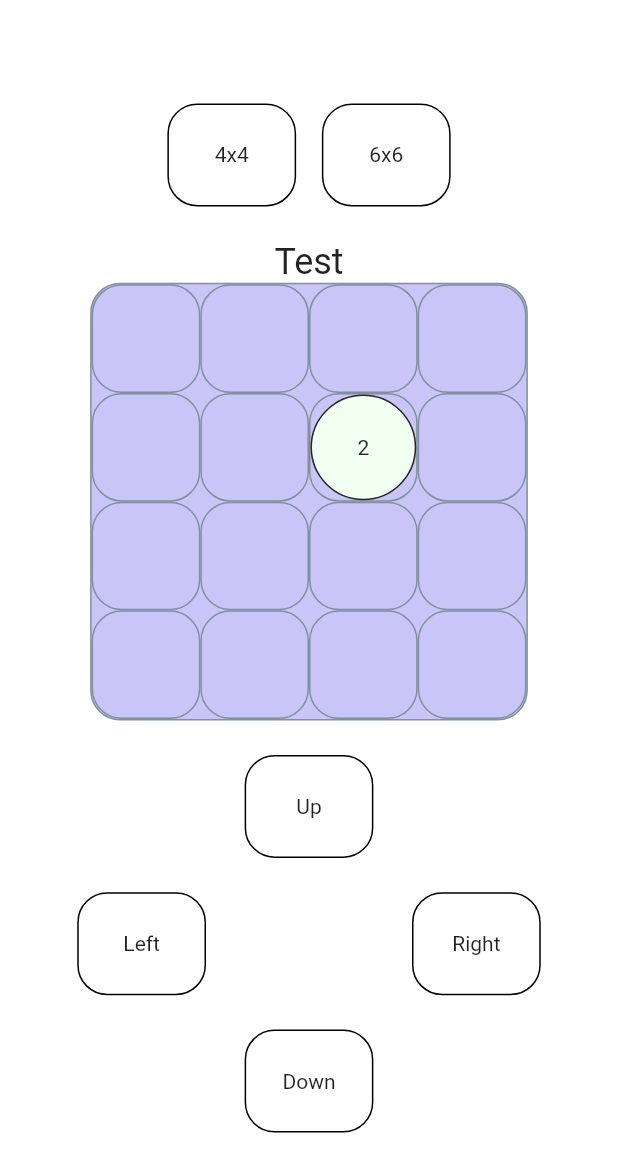
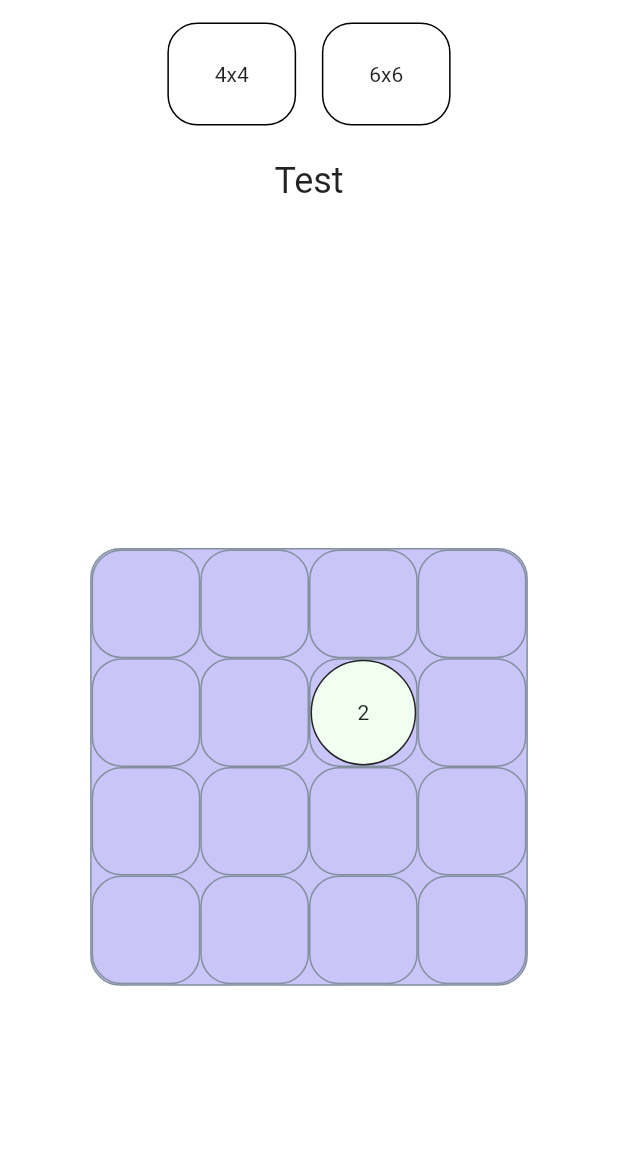
Before and after one commit to include9it/flutter_mini_games, a Flutter app: the screen it shows after launch, on a phone screen of 412 x 824 dp. Shown: the top 1172 px of the screen. Run offline on Flutter 3.47's test engine with Material 2 defaults, Android fonts, the phone set to English and light mode, and no system bars; our stand-ins replace bloc, flutter_bloc, freezed_annotation, logger.

Commit message:
updated gradle and kotlin versions in native side updated distributionUrl in gradle-wrapper.properties moved play_app_bar.dart as separate widget added swipe_detector.dart added swipe_detector_config.dart removed old swipe detector code refactor

```diff
--- a/lib/screens/play_screen/blocs/play_screen_cubit.dart
+++ b/lib/screens/play_screen/blocs/play_screen_cubit.dart
@@ -1,6 +1,7 @@
 import 'package:bloc/bloc.dart';
 import 'package:flutter_mini_games/screens/play_screen/blocs/play_screen_state.dart';
 
+@deprecated
 class PlayScreenCubit extends Cubit<PlayScreenState> {
   PlayScreenCubit() : super(const PlayScreenState.initial());
 }
--- a/lib/screens/play_screen/blocs/play_screen_state.dart
+++ b/lib/screens/play_screen/blocs/play_screen_state.dart
@@ -2,6 +2,7 @@ import 'package:freezed_annotation/freezed_annotation.dart';
 
 part 'play_screen_state.freezed.dart';
 
+@deprecated
 @freezed
 class PlayScreenState with _$PlayScreenState {
   const factory PlayScreenState.initial() = InitialPlayScreenState;
--- a/lib/screens/play_screen/play_screen.dart
+++ b/lib/screens/play_screen/play_screen.dart
@@ -1,28 +1,65 @@
-import 'package:flutter/cupertino.dart';
+import 'package:flutter/material.dart';
 import 'package:flutter_bloc/flutter_bloc.dart';
-import 'package:flutter_mini_games/screens/play_screen/blocs/play_screen_cubit.dart';
+import 'package:flutter_mini_games/widgets/game_2048_widget/blocs/play_board_cubit.dart';
+import 'package:flutter_mini_games/widgets/game_2048_widget/blocs/play_board_state.dart';
 import 'package:flutter_mini_games/widgets/game_2048_widget/play_board.dart';
+import 'package:flutter_mini_games/widgets/game_2048_widget/widgets/play_app_bar.dart';
+import 'package:flutter_mini_games/widgets/interaction/swipe_detector/swipe_detector.dart';
 import 'package:flutter_mini_games/widgets/play_scaffold/play_scaffold.dart';
 
 class PlayScreen extends StatelessWidget {
   static Size? screenSize;
+  final int width;
+  final int height;
 
-  const PlayScreen({Key? key}) : super(key: key);
+  const PlayScreen({
+    Key? key,
+    this.width = 4,
+    this.height = 4,
+  }) : super(key: key);
 
   @override
   Widget build(BuildContext context) {
-    PlayScreen.screenSize = MediaQuery.of(context).size;
+    PlayScreen.screenSize = MediaQuery
+        .of(context)
+        .size;
 
     return PlayScaffold(builder: (theme) {
       return BlocProvider(
-        create: (context) => PlayScreenCubit(),
-        child: Center(
-          child: Column(
-            mainAxisAlignment: MainAxisAlignment.center,
-            children: const [
-              PlayBoard(),
-            ],
-          ),
+        create: (context) =>
+            PlayBoardCubit(
+              width: width,
+              height: height,
+            ),
+        child: BlocBuilder<PlayBoardCubit, PlayBoardState>(
+          builder: (context, state) {
+            final PlayBoardCubit playBoardCubit =
+            context.read<PlayBoardCubit>();
+            return Center(
+              child: Padding(
+                padding:
+                const EdgeInsets.symmetric(horizontal: 15.0, vertical: 15.0),
+                child: SwipeDetector(
+                  onSwipeUp: () => playBoardCubit.swipeUp(),
+                  onSwipeDown: () => playBoardCubit.swipeDown(),
+                  onSwipeLeft: () => playBoardCubit.swipeLeft(),
+                  onSwipeRight: () => playBoardCubit.swipeRight(),
+                  child: Column(
+                    children: const [
+                      Flexible(
+                        fit: FlexFit.tight,
+                        child: PlayAppBar(),
+                      ),
+                      Flexible(
+                        flex: 3,
+                        child: Center(child: PlayBoard()),
+                      ),
+                    ],
+                  ),
+                ),
+              ),
+            );
+          },
         ),
       );
     });
--- a/lib/widgets/game_2048_widget/blocs/play_board_cubit.dart
+++ b/lib/widgets/game_2048_widget/blocs/play_board_cubit.dart
@@ -1,6 +1,4 @@
 import 'package:bloc/bloc.dart';
-import 'package:flutter/material.dart';
-import 'package:flutter_mini_games/services/2048/play_2048_generator.dart';
 import 'package:flutter_mini_games/services/2048/play_2048_transition.dart';
 import 'package:flutter_mini_games/services/helpers/log_helper.dart';
 import 'package:flutter_mini_games/widgets/game_2048_widget/blocs/play_board_state.dart';
@@ -60,11 +58,11 @@ class PlayBoardCubit extends Cubit<PlayBoardState> {
     //   return;
     // }
 
-    if(hasBig && state.gridHeight == 6) {
+    if (hasBig && state.gridHeight == 6) {
       return;
     }
 
-    if(!hasBig && state.gridHeight == 4) {
+    if (!hasBig && state.gridHeight == 4) {
       return;
     }
 
--- a/lib/widgets/game_2048_widget/play_board.dart
+++ b/lib/widgets/game_2048_widget/play_board.dart
@@ -4,10 +4,8 @@ import 'package:flutter_mini_games/app_state/theme/app_theme_cubit.dart';
 import 'package:flutter_mini_games/widgets/game_2048_widget/blocs/play_board_cubit.dart';
 import 'package:flutter_mini_games/widgets/game_2048_widget/blocs/play_board_state.dart';
 import 'package:flutter_mini_games/config/visual.dart';
-import 'package:flutter_mini_games/widgets/game_2048_widget/buttons/play_control_button.dart';
-import 'package:flutter_mini_games/widgets/game_2048_widget/buttons/play_control_buttons.dart';
 import 'package:flutter_mini_games/widgets/game_2048_widget/play_board_grid.dart';
-import 'package:flutter_mini_games/widgets/interaction/swipe_detector.dart';
+import 'package:flutter_mini_games/widgets/interaction/swipe_detector/swipe_detector.dart';
 
 class PlayBoard extends StatelessWidget {
   final int width;
@@ -23,47 +21,9 @@ class PlayBoard extends StatelessWidget {
   Widget build(BuildContext context) {
     return BlocBuilder<AppThemeCubit, AppThemeState>(
       builder: (context, theme) {
-        return BlocProvider(
-          create: (context) => PlayBoardCubit(
-            width: width,
-            height: height,
-          ),
-          child: BlocBuilder<PlayBoardCubit, PlayBoardState>(
+        return BlocBuilder<PlayBoardCubit, PlayBoardState>(
           builder: (context, state) {
-              final PlayBoardCubit playBoardCubit =
-                  context.read<PlayBoardCubit>();
-
-              return SwipeDetector(
-                // onSwipeUp: () => playBoardCubit.swipeUp(),
-                // onSwipeDown: () => playBoardCubit.swipeDown(),
-                // onSwipeLeft: () => playBoardCubit.swipeLeft(),
-                // onSwipeRight: () => playBoardCubit.swipeRight(),
-                child: Column(
-                  children: [
-                    Row(
-                      mainAxisAlignment: MainAxisAlignment.center,
-                      children: [
-                        PlayControlButton(
-                          onTap: () => playBoardCubit.reset(),
-                          value: '4x4',
-                        ),
-                        SizedBox(
-                          width: relativeToDesignPixels(15),
-                        ),
-                        PlayControlButton(
-                          onTap: () => playBoardCubit.reset(hasBig: true),
-                          value: '6x6',
-                        ),
-                      ],
-                    ),
-                    SizedBox(
-                      height: relativeToDesignPixels(20),
-                    ),
-                    const Text(
-                      'Test',
-                      style: TextStyle(fontSize: 24),
-                    ),
-                    Container(
+            return Container(
               width: relativeToDesignPixels(255),
               height: relativeToDesignPixels(255),
               decoration: BoxDecoration(
@@ -76,16 +36,8 @@ class PlayBoard extends StatelessWidget {
               child: PlayBoardGrid(
                 grid: state.filledGrid,
               ),
-                    ),
-                    SizedBox(
-                      height: relativeToDesignPixels(20),
-                    ),
-                    const PlayControlButtons(),
-                  ],
-                ),
             );
           },
-          ),
         );
       },
     );
--- /dev/null
+++ b/lib/widgets/game_2048_widget/widgets/play_app_bar.dart
@@ -0,0 +1,46 @@
+import 'package:flutter/material.dart';
+import 'package:flutter_bloc/flutter_bloc.dart';
+import 'package:flutter_mini_games/config/visual.dart';
+import 'package:flutter_mini_games/widgets/game_2048_widget/blocs/play_board_cubit.dart';
+import 'package:flutter_mini_games/widgets/game_2048_widget/blocs/play_board_state.dart';
+import 'package:flutter_mini_games/widgets/game_2048_widget/buttons/play_control_button.dart';
+
+class PlayAppBar extends StatelessWidget {
+  const PlayAppBar({Key? key}) : super(key: key);
+
+  @override
+  Widget build(BuildContext context) {
+    return BlocBuilder<PlayBoardCubit, PlayBoardState>(
+      builder: (context, state) {
+        final PlayBoardCubit playBoardCubit = context.read<PlayBoardCubit>();
+        return Column(
+          children: [
+            Row(
+              mainAxisAlignment: MainAxisAlignment.center,
+              children: [
+                PlayControlButton(
+                  onTap: () => playBoardCubit.reset(),
+                  value: '4x4',
+                ),
+                SizedBox(
+                  width: relativeToDesignPixels(15),
+                ),
+                PlayControlButton(
+                  onTap: () => playBoardCubit.reset(hasBig: true),
+                  value: '6x6',
+                ),
+              ],
+            ),
+            SizedBox(
+              height: relativeToDesignPixels(20),
+            ),
+            const Text(
+              'Test',
+              style: TextStyle(fontSize: 24),
+            ),
+          ],
+        );
+      },
+    );
+  }
+}
--- a/lib/widgets/interaction/swipe_detector.dart
+++ /dev/null
@@ -1,52 +0,0 @@
-import 'package:flutter/cupertino.dart';
-
-class SwipeDetector extends StatelessWidget {
-  final Widget child;
-
-  // // Note: Sensitivity is integer used when you don't want to mess up vertical drag
-  final int sensitivity;
-
-  final VoidCallback? onSwipeLeft;
-  final VoidCallback? onSwipeRight;
-  final VoidCallback? onSwipeUp;
-  final VoidCallback? onSwipeDown;
-
-  const SwipeDetector({
-    Key? key,
-    required this.child,
-    this.sensitivity = 1,
-    this.onSwipeDown,
-    this.onSwipeLeft,
-    this.onSwipeRight,
-    this.onSwipeUp,
-  }) : super(key: key);
-
-  @override
-  Widget build(BuildContext context) {
-    return GestureDetector(
-      onHorizontalDragUpdate: onHorizontalSwipe,
-      onVerticalDragUpdate: onVerticalSwipe,
-      child: child,
-    );
-  }
-
-  void onHorizontalSwipe(DragUpdateDetails details) {
-    if (onSwipeLeft == null || onSwipeRight == null) return;
-
-    if (details.delta.direction > sensitivity) {
-      onSwipeLeft!();
-    } else if (details.delta.direction < -sensitivity) {
-      onSwipeRight!();
-    }
-  }
-
-  void onVerticalSwipe(DragUpdateDetails details) {
-    if (onSwipeUp == null || onSwipeDown == null) return;
-
-    if (details.delta.direction > sensitivity) {
-      onSwipeDown!();
-    } else if (details.delta.direction < -sensitivity) {
-      onSwipeUp!();
-    }
-  }
-}
--- /dev/null
+++ b/lib/widgets/interaction/swipe_detector/swipe_detector.dart
@@ -0,0 +1,101 @@
+import 'package:flutter/material.dart';
+import 'package:flutter_mini_games/widgets/interaction/swipe_detector/swipe_detector_config.dart';
+
+class SwipeDetector extends StatelessWidget {
+  final Widget child;
+  final Function? onSwipeUp;
+  final Function? onSwipeDown;
+  final Function? onSwipeLeft;
+  final Function? onSwipeRight;
+  late final SwipeConfig _swipeConfig;
+
+  SwipeDetector({
+    Key? key,
+    required this.child,
+    this.onSwipeUp,
+    this.onSwipeDown,
+    this.onSwipeLeft,
+    this.onSwipeRight,
+    SwipeConfig? swipeConfig,
+  }) : super(key: key) {
+    _swipeConfig = swipeConfig ?? SwipeConfig();
+  }
+
+  @override
+  Widget build(BuildContext context) {
+    //Vertical drag details
+    late DragStartDetails startVerticalDragDetails;
+    late DragUpdateDetails updateVerticalDragDetails;
+
+    //Horizontal drag details
+    late DragStartDetails startHorizontalDragDetails;
+    late DragUpdateDetails updateHorizontalDragDetails;
+
+    return GestureDetector(
+      child: child,
+      onVerticalDragStart: (dragDetails) {
+        startVerticalDragDetails = dragDetails;
+      },
+      onVerticalDragUpdate: (dragDetails) {
+        updateVerticalDragDetails = dragDetails;
+      },
+      onVerticalDragEnd: (endDetails) {
+        double dx = updateVerticalDragDetails.globalPosition.dx -
+            startVerticalDragDetails.globalPosition.dx;
+        double dy = updateVerticalDragDetails.globalPosition.dy -
+            startVerticalDragDetails.globalPosition.dy;
+        double? velocity = endDetails.primaryVelocity;
+
+        if (velocity == null) return;
+
+        //Convert values to be positive
+        if (dx < 0) dx = -dx;
+        if (dy < 0) dy = -dy;
+        double positiveVelocity = velocity < 0 ? -velocity : velocity;
+
+        if (dx > _swipeConfig.verticalSwipeMaxWidthThreshold) return;
+        if (dy < _swipeConfig.verticalSwipeMinDisplacement) return;
+        if (positiveVelocity < _swipeConfig.verticalSwipeMinVelocity) return;
+
+        if (velocity < 0) {
+          //Swipe Up
+          onSwipeUp?.call();
+        } else {
+          //Swipe Down
+          onSwipeDown?.call();
+        }
+      },
+      onHorizontalDragStart: (dragDetails) {
+        startHorizontalDragDetails = dragDetails;
+      },
+      onHorizontalDragUpdate: (dragDetails) {
+        updateHorizontalDragDetails = dragDetails;
+      },
+      onHorizontalDragEnd: (endDetails) {
+        double dx = updateHorizontalDragDetails.globalPosition.dx -
+            startHorizontalDragDetails.globalPosition.dx;
+        double dy = updateHorizontalDragDetails.globalPosition.dy -
+            startHorizontalDragDetails.globalPosition.dy;
+        double? velocity = endDetails.primaryVelocity;
+
+        if (velocity == null) return;
+
+        if (dx < 0) dx = -dx;
+        if (dy < 0) dy = -dy;
+        double positiveVelocity = velocity < 0 ? -velocity : velocity;
+
+        if (dx < _swipeConfig.horizontalSwipeMinDisplacement) return;
+        if (dy > _swipeConfig.horizontalSwipeMaxHeightThreshold) return;
+        if (positiveVelocity < _swipeConfig.horizontalSwipeMinVelocity) return;
+
+        if (velocity < 0) {
+          //Swipe Up
+          onSwipeLeft?.call();
+        } else {
+          //Swipe Down
+          onSwipeRight?.call();
+        }
+      },
+    );
+  }
+}
--- /dev/null
+++ b/lib/widgets/interaction/swipe_detector/swipe_detector_config.dart
@@ -0,0 +1,20 @@
+class SwipeConfig {
+  //Vertical swipe configuration options
+  double verticalSwipeMaxWidthThreshold;
+  double verticalSwipeMinDisplacement;
+  double verticalSwipeMinVelocity;
+
+  //Horizontal swipe configuration options
+  double horizontalSwipeMaxHeightThreshold;
+  double horizontalSwipeMinDisplacement;
+  double horizontalSwipeMinVelocity;
+
+  SwipeConfig({
+    this.verticalSwipeMaxWidthThreshold = 50.0,
+    this.verticalSwipeMinDisplacement = 100.0,
+    this.verticalSwipeMinVelocity = 300.0,
+    this.horizontalSwipeMaxHeightThreshold = 50.0,
+    this.horizontalSwipeMinDisplacement = 100.0,
+    this.horizontalSwipeMinVelocity = 300.0,
+  });
+}
```
Also changed, not shown: lib/widgets/game_2048_widget/buttons/play_control_buttons.dart (+10 -2 lines), pubspec.lock, 2 other files. Lines whose indentation alone changed are shown as unchanged.
